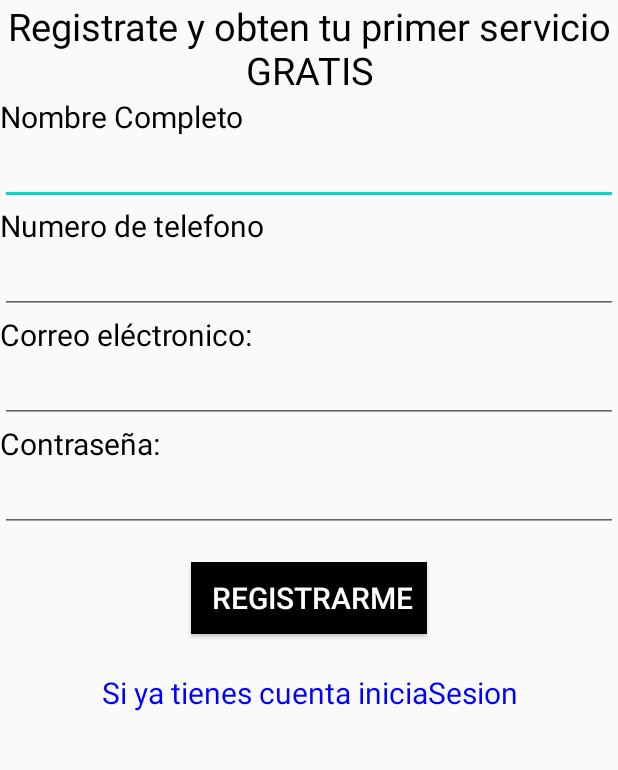
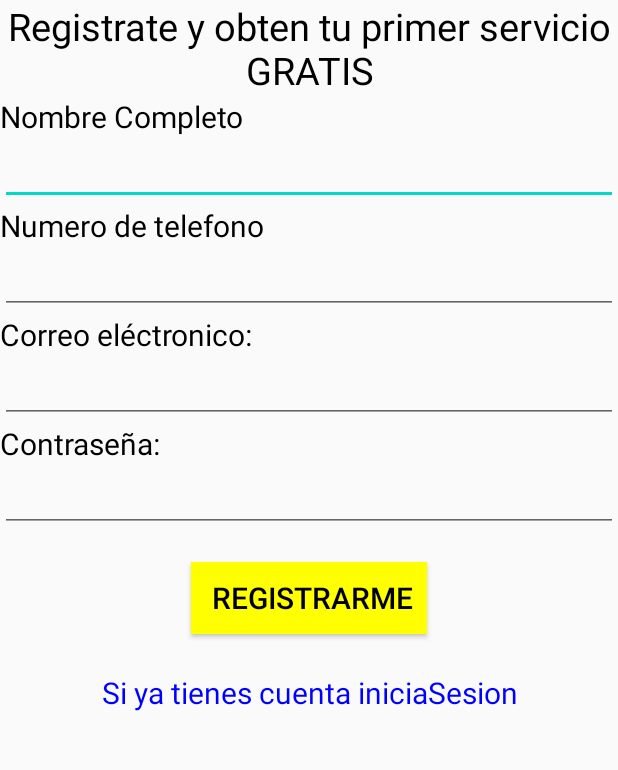
Before and after one commit to joseCorderoAlvarado/taxiServicios, an Android app: the registro screen opened directly, with no data from a screen before it, on a phone screen of 412 x 824 dp, the part 332-1102 px from its top. Run offline under Robolectric (Android 15) with nearby library versions, the light colour scheme and no system bars; our stand-ins replace Volley; network calls fail.

Commit message:
cambios de colores

```diff
--- a/taxiServicios/app/src/main/res/layout/activity_registro.xml
+++ b/taxiServicios/app/src/main/res/layout/activity_registro.xml
@@ -105,9 +105,9 @@
                     android:layout_height="wrap_content"
                     android:layout_gravity="center|center_horizontal"
                     android:layout_margin="20dp"
-                    android:background="#000000"
+                    android:background="#ffff00"
                     android:text="   Registrarme  "
-                    android:textColor="#ffffff"
+                    android:textColor="#000"
                     android:textSize="20dp">
 
                 </Button>
--- a/taxiServicios/app/src/main/res/layout/fragment_datos_chofer.xml
+++ b/taxiServicios/app/src/main/res/layout/fragment_datos_chofer.xml
@@ -76,9 +76,9 @@
                     android:layout_height="wrap_content"
                     android:layout_gravity="center|center_horizontal"
                     android:layout_margin="20dp"
-                    android:background="#000000"
+                    android:background="#ffff00"
                     android:text="Modificar datos"
-                    android:textColor="#ffffff"
+                    android:textColor="#000"
                     android:textSize="20dp" />
 
             </LinearLayout>
--- a/taxiServicios/app/src/main/res/layout/fragment_datoscliente.xml
+++ b/taxiServicios/app/src/main/res/layout/fragment_datoscliente.xml
@@ -90,9 +90,9 @@
                     android:layout_height="wrap_content"
                     android:layout_gravity="center|center_horizontal"
                     android:layout_margin="20dp"
-                    android:background="#000000"
+                    android:background="#ffff00"
                     android:text="Modificar datos"
-                    android:textColor="#ffffff"
+                    android:textColor="#000"
                     android:textSize="20dp" />
 
             </LinearLayout>
--- a/taxiServicios/app/src/main/res/layout/fragment_modificarservicio.xml
+++ b/taxiServicios/app/src/main/res/layout/fragment_modificarservicio.xml
@@ -136,9 +136,9 @@
                         android:layout_width="wrap_content"
                         android:layout_height="wrap_content"
                         android:layout_margin="18dp"
-                        android:background="#000000"
+                        android:background="#ffff00"
                         android:text="Eliminar Servicio"
-                        android:textColor="#ffffff"
+                        android:textColor="#000"
                         android:textSize="15dp" />
                 </LinearLayout>
 
--- a/taxiServicios/app/src/main/res/layout/fragment_nuevoservicio.xml
+++ b/taxiServicios/app/src/main/res/layout/fragment_nuevoservicio.xml
@@ -158,9 +158,9 @@
                     android:layout_height="wrap_content"
                     android:layout_gravity="center|center_horizontal"
                     android:layout_margin="20dp"
-                    android:background="#000000"
+                    android:background="#ffff00"
                     android:text="Agendar Servicio"
-                    android:textColor="#ffffff"
+                    android:textColor="#000"
                     android:textSize="20dp" />
             </LinearLayout>
         </ScrollView>
```
